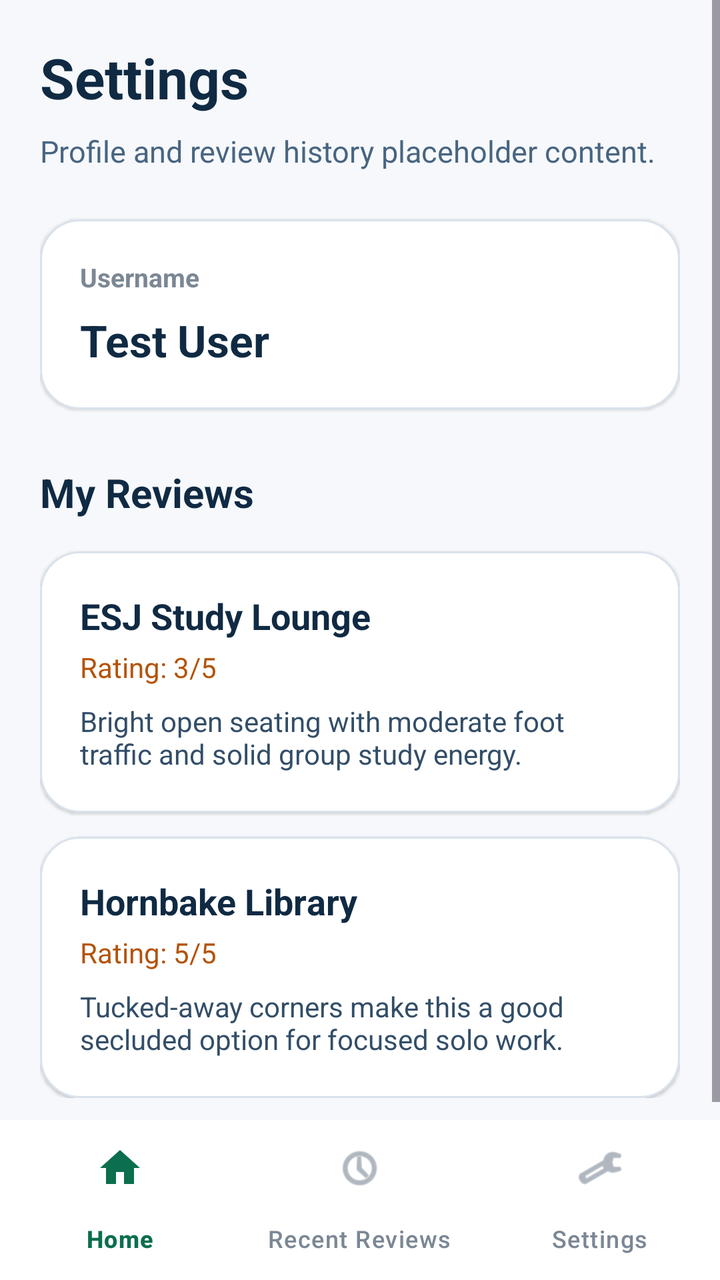
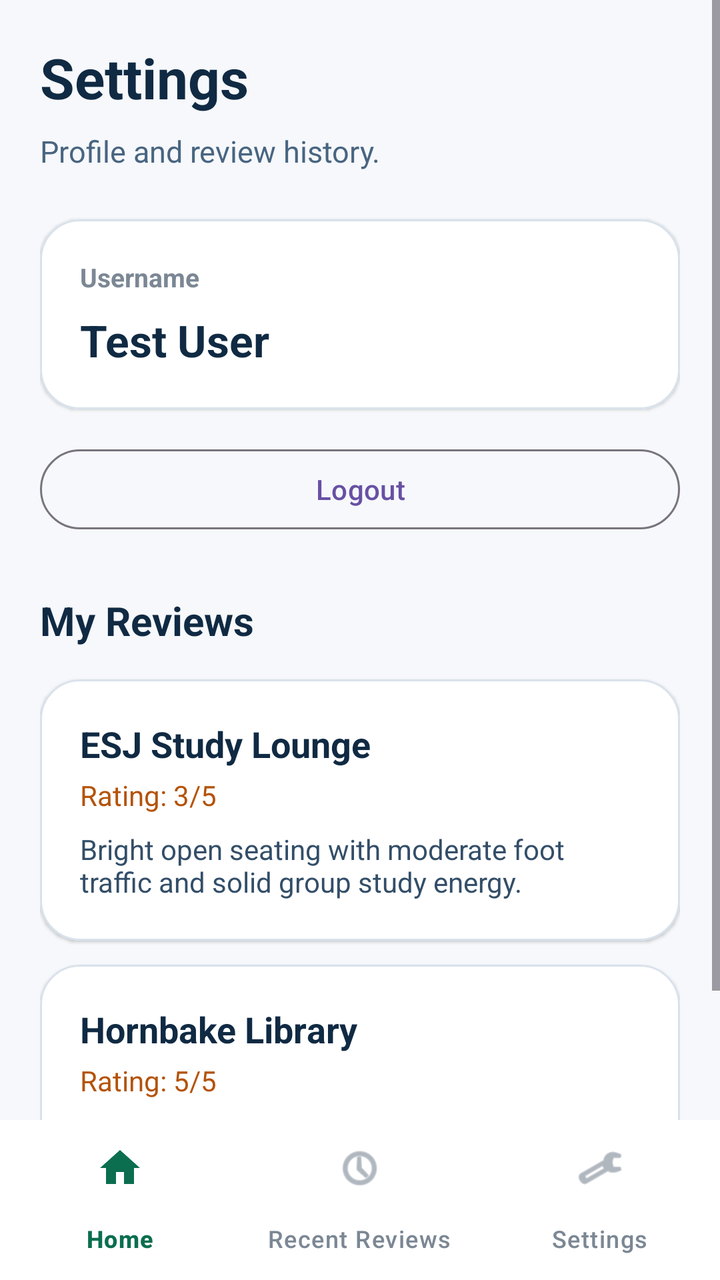

The first picture is an Android layout as it rendered before a commit; the second is the same layout after the commit. The layout source and the unified diff follow.
<!-- AndroidManifest.xml: application theme Theme.Groupproject -->
<!-- res/layout/activity_settings.xml -->
<?xml version="1.0" encoding="utf-8"?>
<LinearLayout xmlns:android="http://schemas.android.com/apk/res/android"
    xmlns:app="http://schemas.android.com/apk/res-auto"
    android:layout_width="match_parent"
    android:layout_height="match_parent"
    android:background="#F6F8FB"
    android:orientation="vertical">

    <ScrollView
        android:layout_width="match_parent"
        android:layout_height="0dp"
        android:layout_weight="1"
        android:fillViewport="true">

        <LinearLayout
            android:layout_width="match_parent"
            android:layout_height="wrap_content"
            android:orientation="vertical"
            android:padding="20dp">

            <TextView
                android:layout_width="wrap_content"
                android:layout_height="wrap_content"
                android:text="@string/settings_title"
                android:textColor="#102A43"
                android:textSize="28sp"
                android:textStyle="bold" />

            <TextView
                android:layout_width="wrap_content"
                android:layout_height="wrap_content"
                android:layout_marginTop="8dp"
                android:text="@string/settings_subtitle"
                android:textColor="#486581"
                android:textSize="15sp" />

            <com.google.android.material.card.MaterialCardView
                android:layout_width="match_parent"
                android:layout_height="wrap_content"
                android:layout_marginTop="24dp"
                app:cardBackgroundColor="#FFFFFF"
                app:cardCornerRadius="20dp"
                app:cardElevation="1dp"
                app:strokeColor="#D9E2EC"
                app:strokeWidth="1dp">

                <LinearLayout
                    android:layout_width="match_parent"
                    android:layout_height="wrap_content"
                    android:orientation="vertical"
                    android:padding="20dp">

                    <TextView
                        android:layout_width="wrap_content"
                        android:layout_height="wrap_content"
                        android:text="@string/username_label"
                        android:textColor="#7B8794"
                        android:textSize="13sp"
                        android:textStyle="bold" />

                    <TextView
                        android:layout_width="wrap_content"
                        android:layout_height="wrap_content"
                        android:layout_marginTop="8dp"
                        android:text="@string/reviewer_name"
                        android:textColor="#102A43"
                        android:textSize="22sp"
                        android:textStyle="bold" />
                </LinearLayout>
            </com.google.android.material.card.MaterialCardView>

            <TextView
                android:layout_width="wrap_content"
                android:layout_height="wrap_content"
                android:layout_marginTop="28dp"
                android:text="@string/my_reviews_title"
                android:textColor="#102A43"
                android:textSize="20sp"
                android:textStyle="bold" />

            <com.google.android.material.card.MaterialCardView
                android:layout_width="match_parent"
                android:layout_height="wrap_content"
                android:layout_marginTop="16dp"
                app:cardBackgroundColor="#FFFFFF"
                app:cardCornerRadius="20dp"
                app:cardElevation="1dp"
                app:strokeColor="#D9E2EC"
                app:strokeWidth="1dp">

                <LinearLayout
                    android:layout_width="match_parent"
                    android:layout_height="wrap_content"
                    android:orientation="vertical"
                    android:padding="20dp">

                    <TextView
                        android:layout_width="wrap_content"
                        android:layout_height="wrap_content"
                        android:text="@string/placeholder_review_title_two"
                        android:textColor="#102A43"
                        android:textSize="18sp"
                        android:textStyle="bold" />

                    <TextView
                        android:layout_width="wrap_content"
                        android:layout_height="wrap_content"
                        android:layout_marginTop="4dp"
                        android:text="@string/fake_rating_summary_mid"
                        android:textColor="#B45309"
                        android:textSize="14sp" />

                    <TextView
                        android:layout_width="match_parent"
                        android:layout_height="wrap_content"
                        android:layout_marginTop="8dp"
                        android:text="@string/placeholder_review_body_two"
                        android:textColor="#334E68"
                        android:textSize="14sp" />
                </LinearLayout>
            </com.google.android.material.card.MaterialCardView>

            <com.google.android.material.card.MaterialCardView
                android:layout_width="match_parent"
                android:layout_height="wrap_content"
                android:layout_marginTop="12dp"
                app:cardBackgroundColor="#FFFFFF"
                app:cardCornerRadius="20dp"
                app:cardElevation="1dp"
                app:strokeColor="#D9E2EC"
                app:strokeWidth="1dp">

                <LinearLayout
                    android:layout_width="match_parent"
                    android:layout_height="wrap_content"
                    android:orientation="vertical"
                    android:padding="20dp">

                    <TextView
                        android:layout_width="wrap_content"
                        android:layout_height="wrap_content"
                        android:text="@string/placeholder_review_title_three"
                        android:textColor="#102A43"
                        android:textSize="18sp"
                        android:textStyle="bold" />

                    <TextView
                        android:layout_width="wrap_content"
                        android:layout_height="wrap_content"
                        android:layout_marginTop="4dp"
                        android:text="@string/fake_rating_summary_high"
                        android:textColor="#B45309"
                        android:textSize="14sp" />

                    <TextView
                        android:layout_width="match_parent"
                        android:layout_height="wrap_content"
                        android:layout_marginTop="8dp"
                        android:text="@string/placeholder_review_body_three"
                        android:textColor="#334E68"
                        android:textSize="14sp" />
                </LinearLayout>
            </com.google.android.material.card.MaterialCardView>
        </LinearLayout>
    </ScrollView>

    <com.google.android.material.bottomnavigation.BottomNavigationView
        android:id="@+id/bottomNavigation"
        android:layout_width="match_parent"
        android:layout_height="wrap_content"
        android:background="#FFFFFF"
        app:itemIconTint="@color/selector_bottom_nav"
        app:itemTextColor="@color/selector_bottom_nav"
        app:menu="@menu/bottom_nav_menu" />

</LinearLayout>
<!-- resources referenced by this layout -->
<resources>
  <string name="fake_rating_summary_high">Rating: 5/5</string>
  <string name="fake_rating_summary_mid">Rating: 3/5</string>
  <string name="my_reviews_title">My Reviews</string>
  <string name="placeholder_review_body_three">Tucked-away corners make this a good secluded option for focused solo work.</string>
  <string name="placeholder_review_body_two">Bright open seating with moderate foot traffic and solid group study energy.</string>
  <string name="placeholder_review_title_three">Hornbake Library</string>
  <string name="placeholder_review_title_two">ESJ Study Lounge</string>
  <string name="reviewer_name">Test User</string>
  <string name="settings_subtitle">Profile and review history placeholder content.</string>
  <string name="settings_title">Settings</string>
  <string name="username_label">Username</string>
  <style name="Theme.Groupproject" parent="Base.Theme.Groupproject" />
  <style name="Base.Theme.Groupproject" parent="Theme.Material3.DayNight.NoActionBar">
          
          
      </style>
</resources>

<!-- the commit's change to res/layout/activity_settings.xml (unified diff, before → after) -->
@@ -59,6 +59,7 @@
                         android:textStyle="bold" />
 
                     <TextView
+                        android:id="@+id/usernameTextView"
                         android:layout_width="wrap_content"
                         android:layout_height="wrap_content"
                         android:layout_marginTop="8dp"
@@ -68,6 +69,14 @@
                         android:textStyle="bold" />
                 </LinearLayout>
             </com.google.android.material.card.MaterialCardView>
+
+            <com.google.android.material.button.MaterialButton
+                android:id="@+id/logoutButton"
+                style="@style/Widget.Material3.Button.OutlinedButton"
+                android:layout_width="match_parent"
+                android:layout_height="wrap_content"
+                android:layout_marginTop="16dp"
+                android:text="@string/logout_button" />
 
             <TextView
                 android:layout_width="wrap_content"
<!-- resource entries referenced after the edit -->
@@ -2,13 +2,14 @@
 <resources>
   <string name="fake_rating_summary_high">Rating: 5/5</string>
   <string name="fake_rating_summary_mid">Rating: 3/5</string>
+  <string name="logout_button">Logout</string>
   <string name="my_reviews_title">My Reviews</string>
   <string name="placeholder_review_body_three">Tucked-away corners make this a good secluded option for focused solo work.</string>
   <string name="placeholder_review_body_two">Bright open seating with moderate foot traffic and solid group study energy.</string>
   <string name="placeholder_review_title_three">Hornbake Library</string>
   <string name="placeholder_review_title_two">ESJ Study Lounge</string>
   <string name="reviewer_name">Test User</string>
-  <string name="settings_subtitle">Profile and review history placeholder content.</string>
+  <string name="settings_subtitle">Profile and review history.</string>
   <string name="settings_title">Settings</string>
   <string name="username_label">Username</string>
   <style name="Theme.Groupproject" parent="Base.Theme.Groupproject" />
